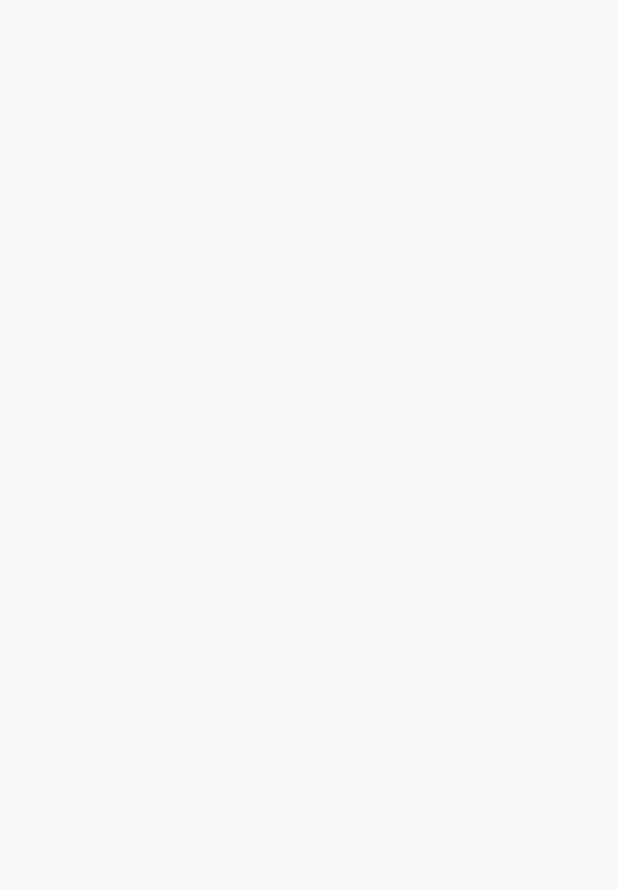
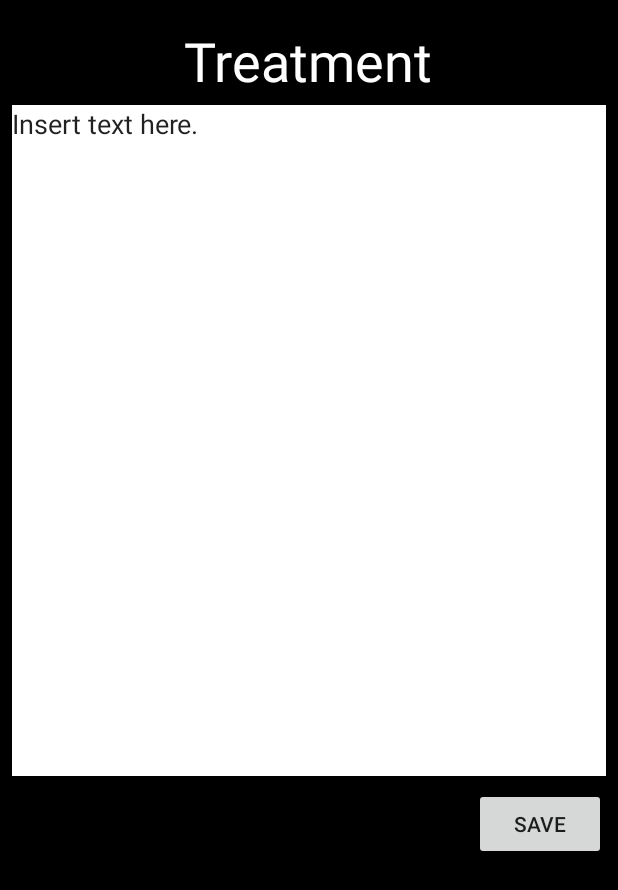
Before and after one commit to cla7b6/CS449-Film-Production-Helper, an Android app: the Treatment screen opened directly, with no data from a screen before it, on a phone screen of 412 x 824 dp. Before the commit the part shown is empty. Shown: the top 890 px of the screen. Run offline under Robolectric (Android 15) with nearby library versions, the phone set to English and light mode, and no system bars.

Commit message:
Iteration #2

```diff
--- a/app/src/main/AndroidManifest.xml
+++ b/app/src/main/AndroidManifest.xml
@@ -9,7 +9,7 @@
         android:roundIcon="@mipmap/ic_launcher_round"
         android:supportsRtl="true"
         android:theme="@style/AppTheme">
-        <activity android:name=".Clapper"></activity>
+        <activity android:name=".Clapper" />
         <activity android:name=".CallSheet" />
         <activity android:name=".Storyboard" />
         <activity android:name=".MaterialBasics" />
--- a/app/src/main/java/com/example/filmproductionhelper/MainActivity.java
+++ b/app/src/main/java/com/example/filmproductionhelper/MainActivity.java
@@ -16,6 +16,7 @@ public class MainActivity extends AppCompatActivity {
         super.onCreate(savedInstanceState);
         setContentView(R.layout.activity_main);
 
+
         button = findViewById(R.id.testfilmbutton);
         button.setOnClickListener(new View.OnClickListener() {
             @Override
@@ -23,9 +24,12 @@ public class MainActivity extends AppCompatActivity {
                 openTestFilm();
             }
         });
+
     }
-    public void openTestFilm(){
+
+    public void openTestFilm() {
         Intent intent = new Intent(this, TestFilm.class);
         startActivity(intent);
+
     }
 }
--- a/app/src/main/java/com/example/filmproductionhelper/TestFilm.java
+++ b/app/src/main/java/com/example/filmproductionhelper/TestFilm.java
@@ -5,6 +5,7 @@ import android.support.v7.app.AppCompatActivity;
 import android.os.Bundle;
 import android.view.View;
 import android.widget.Button;
+//how to push code to github repository: https://www.youtube.com/watch?v=-dAr6VnmomM
 //for future feature(s): https://www.youtube.com/watch?v=EcfUkjlL9RI
 
 public class TestFilm extends AppCompatActivity {
--- a/app/src/main/java/com/example/filmproductionhelper/Treatment.java
+++ b/app/src/main/java/com/example/filmproductionhelper/Treatment.java
@@ -1,13 +1,62 @@
 package com.example.filmproductionhelper;
 
+import android.content.SharedPreferences;
 import android.support.v7.app.AppCompatActivity;
 import android.os.Bundle;
+import android.view.View;
+import android.widget.Button;
+import android.widget.EditText;
+import android.widget.Toast;
+
+//code learned from: https://www.youtube.com/watch?v=fJEFZ6EOM9o
 
 public class Treatment extends AppCompatActivity {
 
-    @Override
+    //state all variables worked with
+    private EditText editText;
+    private Button saveButton;
+    private String text;
+    public static final String SHARED_PREFS = "sharedPrefs";
+    public static final String TEXT = "text";
+
+    @Override //connect variables with XML
     protected void onCreate(Bundle savedInstanceState) {
         super.onCreate(savedInstanceState);
         setContentView(R.layout.activity_treatment);
+
+        editText = findViewById(R.id.treatment_edittext);
+        saveButton = findViewById(R.id.treatment_saveb);
+
+        saveButton.setOnClickListener(new View.OnClickListener() {
+            @Override
+            public void onClick(View view) {
+                editText.setText(editText.getText().toString());
+                saveData();
+            }
+        });
+        loadData();
+        updateViews();
+    }
+
+    //Save Button function - uses SharedPreferences method to save text, apply to editor, and notify user if save
+    public void saveData() {
+        SharedPreferences sharedPreferences = getSharedPreferences(SHARED_PREFS, MODE_PRIVATE);
+        SharedPreferences.Editor editor = sharedPreferences.edit();
+
+        editor.putString(TEXT, editText.getText().toString());
+        editor.apply();
+
+        Toast.makeText(this, "Data saved.", Toast.LENGTH_SHORT).show();
+    }
+
+    //Load Button function - uses SharedPreferences method to load previous edit
+    public void loadData() {
+        SharedPreferences sharedPreferences = getSharedPreferences(SHARED_PREFS, MODE_PRIVATE);
+        text = sharedPreferences.getString(TEXT, "Insert text here.");
+    }
+
+    //Update Edit Box - sets text
+    public void updateViews() {
+        editText.setText(text);
     }
 }
--- a/app/src/main/res/layout/activity_treatment.xml
+++ b/app/src/main/res/layout/activity_treatment.xml
@@ -4,6 +4,53 @@
     xmlns:tools="http://schemas.android.com/tools"
     android:layout_width="match_parent"
     android:layout_height="match_parent"
+    android:background="@color/black"
     tools:context=".Treatment">
 
+    <!--Header-->
+    <TextView
+        android:id="@+id/pitchheader"
+        android:layout_width="wrap_content"
+        android:layout_height="54dp"
+        android:layout_marginTop="16dp"
+        android:text="@string/treatmentheader"
+        android:textColor="@color/white"
+        android:textSize="36sp"
+        app:layout_constraintEnd_toEndOf="parent"
+        app:layout_constraintHorizontal_bias="0.498"
+        app:layout_constraintLeft_toLeftOf="parent"
+        app:layout_constraintRight_toRightOf="parent"
+        app:layout_constraintStart_toStartOf="parent"
+        app:layout_constraintTop_toTopOf="parent" />
+
+    <!--Edit Box-->
+    <EditText
+        android:id="@+id/treatment_edittext"
+        android:gravity="top|left"
+        android:layout_width="match_parent"
+        android:layout_height="447dp"
+        android:layout_marginStart="8dp"
+        android:layout_marginLeft="8dp"
+        android:layout_marginEnd="8dp"
+        android:layout_marginRight="8dp"
+        android:background="@color/white"
+        android:inputType="text"
+        app:layout_constraintEnd_toEndOf="parent"
+        app:layout_constraintHorizontal_bias="0.0"
+        app:layout_constraintStart_toStartOf="parent"
+        app:layout_constraintTop_toBottomOf="@+id/pitchheader" />
+
+    <!--Save Button-->
+    <Button
+        android:id="@+id/treatment_saveb"
+        android:layout_width="wrap_content"
+        android:layout_height="wrap_content"
+        android:layout_gravity="center_horizontal"
+        android:layout_marginTop="8dp"
+        android:layout_marginEnd="8dp"
+        android:layout_marginRight="8dp"
+        android:text="@string/save_b"
+        app:layout_constraintEnd_toEndOf="parent"
+        app:layout_constraintTop_toBottomOf="@+id/treatment_edittext" />
+
 </android.support.constraint.ConstraintLayout>
--- a/app/src/main/res/values/colors.xml
+++ b/app/src/main/res/values/colors.xml
@@ -3,6 +3,6 @@
     <color name="colorPrimary">#008577</color>
     <color name="colorPrimaryDark">#00574B</color>
     <color name="colorAccent">#D81B60</color>
-    <color name="white">#FFF</color>
-    <color name="black">#000</color>
+    <color name="white">#FFFFFF</color>
+    <color name="black">#000000</color>
 </resources>
--- a/app/src/main/res/values/strings.xml
+++ b/app/src/main/res/values/strings.xml
@@ -14,4 +14,10 @@
     <string name="callsheetbutton">Call Sheet</string>
     <string name="clapperbutton">Clapper</string>
     <string name="pitchheader">Pitch</string>
+    <string name="load_b">Load</string>
+    <string name="apply_b">Apply Text</string>
+    <string name="save_b2">Save</string>
+    <string name="load_b2">Load</string>
+    <string name="save_b">Save</string>
+    <string name="treatmentheader">Treatment</string>
 </resources>
--- a/build.gradle
+++ b/build.gradle
@@ -7,7 +7,7 @@ buildscript {
 
     }
     dependencies {
-        classpath 'com.android.tools.build:gradle:3.3.1'
+        classpath 'com.android.tools.build:gradle:3.3.2'
 
         // NOTE: Do not place your application dependencies here; they belong
         // in the individual module build.gradle files
```
Also changed, not shown: app/src/main/java/com/example/filmproductionhelper/Pitch.java (+64 -5 lines), app/src/main/res/layout/activity_pitch.xml (+31 -0 lines).
